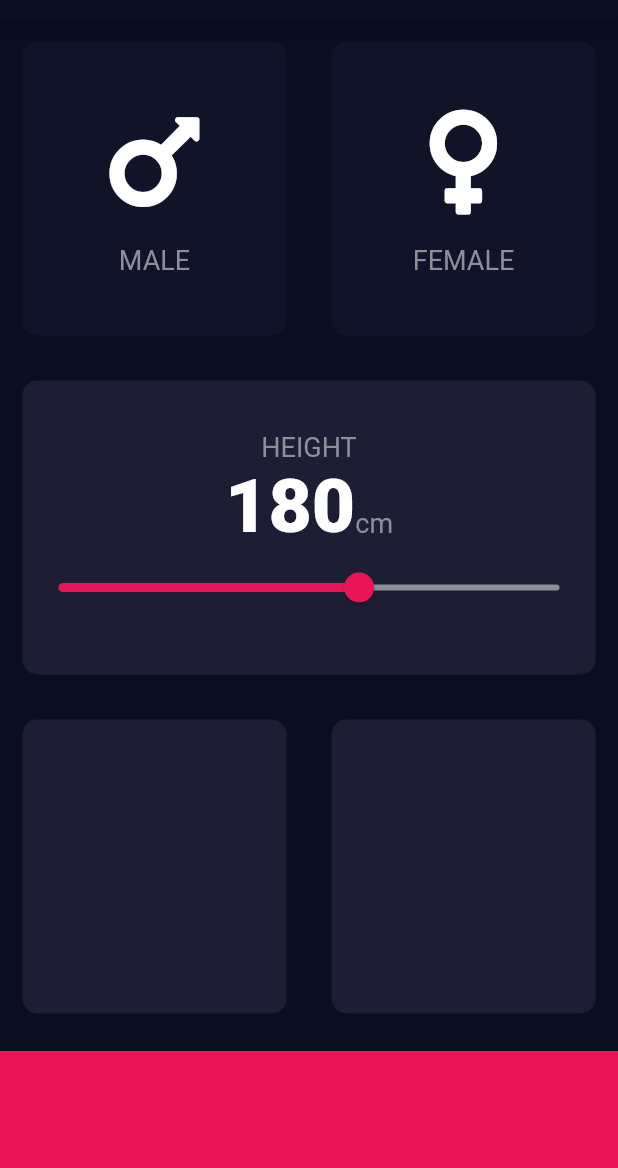
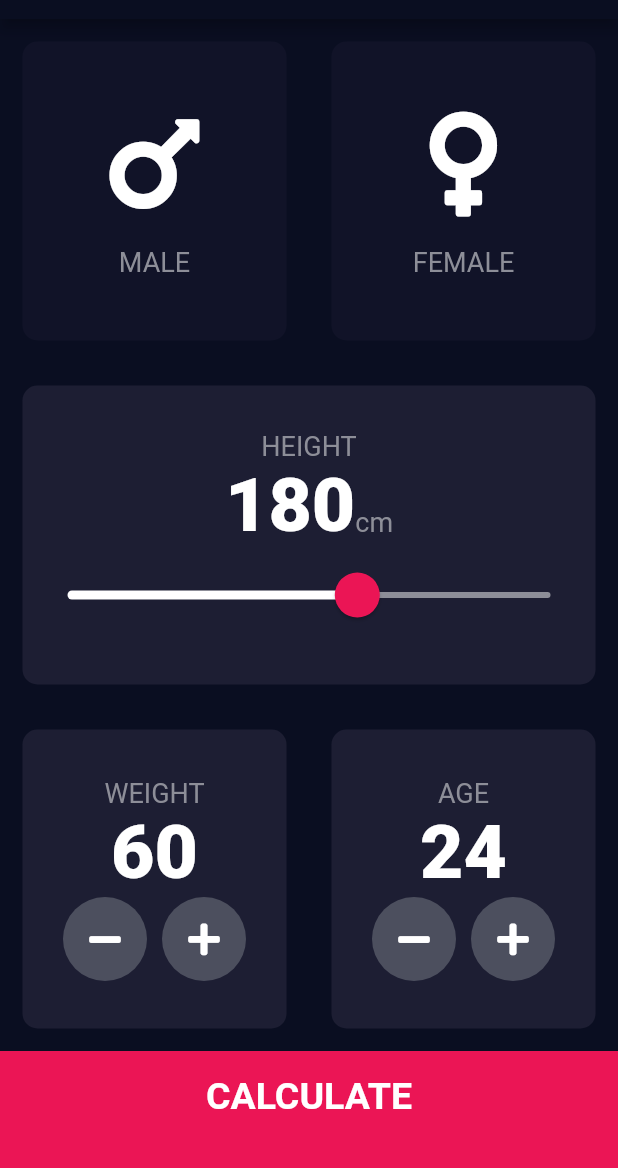
Before and after one commit to TrentonB33/FlutterProjects, a Flutter app: the screen it shows after launch, on a phone screen of 412 x 824 dp, the part 65-1233 px from its top. Run offline on Flutter 3.47's test engine with Material 2 defaults, Android fonts, the light colour scheme and no system bars; our stand-ins replace audioplayers, font_awesome_flutter, rflutter_alert.

Commit message:
Finished the BMI app!

```diff
--- /dev/null
+++ b/AppBreweryChallenges/bmi-calculator-flutter/lib/calculator_brain.dart
@@ -0,0 +1,35 @@
+import 'dart:math';
+
+class CalculatorBrain {
+  CalculatorBrain({this.weight, this.height});
+
+  final int height;
+  final int weight;
+
+  double _bmi;
+
+  String calculateBMI() {
+    _bmi = weight / pow(height / 100, 2);
+    return _bmi.toStringAsFixed(1);
+  }
+
+  String getResult() {
+    if (_bmi >= 25) {
+      return 'Overweight';
+    } else if (_bmi > 18.5) {
+      return 'Normal';
+    } else {
+      return 'Underweight';
+    }
+  }
+
+  String getInterpretation() {
+    if (_bmi >= 25) {
+      return 'You\'re a little poofy! Trying laying off the poof fuel.';
+    } else if (_bmi > 18.5) {
+      return 'Naaaa, you good home dog. Go drink some water.';
+    } else {
+      return 'What\'cha waiting for, an invitation? Go grab a burger or somethin\'';
+    }
+  }
+}
--- /dev/null
+++ b/AppBreweryChallenges/bmi-calculator-flutter/lib/components/adjustable_number_with_label.dart
@@ -0,0 +1,68 @@
+import 'package:flutter/material.dart';
+import '../constants.dart';
+import 'package:font_awesome_flutter/font_awesome_flutter.dart';
+
+class AdjustableNumberWithLabel extends StatelessWidget {
+  AdjustableNumberWithLabel(
+      {this.label, this.toShow, this.decrementAction, this.incrementAction});
+
+  final Function incrementAction;
+  final Function decrementAction;
+  final String label;
+  final int toShow;
+
+  @override
+  Widget build(BuildContext context) {
+    return Column(
+      mainAxisAlignment: MainAxisAlignment.center,
+      children: <Widget>[
+        Text(
+          label,
+          style: kLabelStyle,
+        ),
+        Text(
+          toShow.toString(),
+          style: kNumberStyle,
+        ),
+        Row(
+          mainAxisAlignment: MainAxisAlignment.center,
+          children: <Widget>[
+            RoundIconButton(
+              icon: FontAwesomeIcons.minus,
+              onPressed: decrementAction,
+            ),
+            SizedBox(
+              width: 10,
+            ),
+            RoundIconButton(
+              icon: FontAwesomeIcons.plus,
+              onPressed: incrementAction,
+            ),
+          ],
+        ),
+      ],
+    );
+  }
+}
+
+class RoundIconButton extends StatelessWidget {
+  RoundIconButton({@required this.icon, @required this.onPressed});
+
+  final IconData icon;
+  final Function onPressed;
+
+  @override
+  Widget build(BuildContext context) {
+    return RawMaterialButton(
+      child: Icon(icon),
+      onPressed: onPressed,
+      elevation: 0.0,
+      shape: CircleBorder(),
+      fillColor: Color(0xFF4C4F5E),
+      constraints: BoxConstraints.tightFor(
+        width: 56.0,
+        height: 56.0,
+      ),
+    );
+  }
+}
--- /dev/null
+++ b/AppBreweryChallenges/bmi-calculator-flutter/lib/components/bottom_button.dart
@@ -0,0 +1,28 @@
+import 'package:flutter/material.dart';
+import 'package:bmi_calculator/constants.dart';
+
+class BottomButton extends StatelessWidget {
+  const BottomButton({this.label, this.onTap});
+
+  final Function onTap;
+  final String label;
+
+  @override
+  Widget build(BuildContext context) {
+    return GestureDetector(
+      onTap: onTap,
+      child: Container(
+        child: Center(
+          child: Text(
+            label,
+            style: kLargeButtonTextStyle,
+          ),
+        ),
+        color: kBottomContainerColor,
+        padding: EdgeInsets.only(bottom: 20.0),
+        width: double.infinity,
+        height: kBottomContainerHeight,
+      ),
+    );
+  }
+}
--- a/AppBreweryChallenges/bmi-calculator-flutter/lib/gender_selection.dart
+++ b/AppBreweryChallenges/bmi-calculator-flutter/lib/components/gender_selection.dart
@@ -1,6 +1,6 @@
 import 'package:flutter/material.dart';
 import 'package:flutter/rendering.dart';
-import 'constants.dart';
+import '../constants.dart';
 
 class GenderSelection extends StatelessWidget {
   GenderSelection({this.genderIcon, this.textToDisplay});
--- a/AppBreweryChallenges/bmi-calculator-flutter/lib/constants.dart
+++ b/AppBreweryChallenges/bmi-calculator-flutter/lib/constants.dart
@@ -20,3 +20,34 @@ const kNumberStyle = TextStyle(
   fontSize: 50.0,
   fontWeight: FontWeight.w900,
 );
+
+const kLargeButtonTextStyle = TextStyle(
+  fontSize: 25.0,
+  fontWeight: FontWeight.bold,
+);
+
+const kResultsHeaderTextStyle = TextStyle(
+  fontSize: 52.0,
+  fontWeight: FontWeight.bold,
+);
+
+const kResultsWeightClassificationTextStyle = TextStyle(
+  fontSize: 24.0,
+  fontWeight: FontWeight.bold,
+  color: Color(0xFF24D876),
+);
+
+const kResultsBMINumberTextStyle = TextStyle(
+  fontSize: 100.0,
+  fontWeight: FontWeight.bold,
+);
+
+const kResultsBodyTextStyle = TextStyle(
+  fontSize: 24.0,
+  color: Color(0xFF8D8E98),
+);
+
+//Slider Colors
+const Color kInactiveTrackColor = Color(0xFF8D8E98);
+const Color kThumbColor = Color(0xFFEB1555);
+const Color overlayColor = Color(0x29EB1555);
--- a/AppBreweryChallenges/bmi-calculator-flutter/lib/main.dart
+++ b/AppBreweryChallenges/bmi-calculator-flutter/lib/main.dart
@@ -1,5 +1,6 @@
 import 'package:flutter/material.dart';
-import 'input_page.dart';
+import 'screens/input_page.dart';
+import 'screens/results_page.dart';
 
 void main() => runApp(BMICalculator());
 
@@ -8,11 +9,15 @@ class BMICalculator extends StatelessWidget {
   Widget build(BuildContext context) {
     final backgroundColor = 0xFF0A0E21;
     return MaterialApp(
-      home: InputPage(),
+      initialRoute: '/',
       theme: ThemeData.dark().copyWith(
         primaryColor: Color(backgroundColor),
         scaffoldBackgroundColor: Color(backgroundColor),
       ),
+      routes: {
+        '/': (context) => InputPage(),
+        '/results': (context) => ResultsPage(),
+      },
     );
   }
 }
--- a/AppBreweryChallenges/bmi-calculator-flutter/lib/calculator_input_section.dart
+++ b/AppBreweryChallenges/bmi-calculator-flutter/lib/screens/calculator_input_section.dart
@@ -1,8 +1,13 @@
+import 'package:bmi_calculator/components/bottom_button.dart';
+import 'package:bmi_calculator/screens/results_page.dart';
+import 'package:flutter/cupertino.dart';
 import 'package:flutter/material.dart';
-import 'reusable_card.dart';
+import '../components/reusable_card.dart';
 import 'package:font_awesome_flutter/font_awesome_flutter.dart';
-import 'gender_selection.dart';
-import 'constants.dart';
+import '../components/gender_selection.dart';
+import '../constants.dart';
+import '../components/adjustable_number_with_label.dart';
+import 'package:bmi_calculator/calculator_brain.dart';
 
 class calculator_input_section extends StatefulWidget {
   @override
@@ -15,6 +20,8 @@ class _calculator_input_sectionState extends State<calculator_input_section> {
   Color femaleCardColor = kInactiveCardColor;
 
   int height = 180;
+  int weight = 60;
+  int age = 24;
 
   //1 --> Male
   //2 --> Female
@@ -90,13 +97,18 @@ class _calculator_input_sectionState extends State<calculator_input_section> {
                   ],
                 ),
                 SliderTheme(
-                  data: SliderThemeData(),
+                  data: SliderTheme.of(context).copyWith(
+                    activeTrackColor: Colors.white,
+                    inactiveTrackColor: kInactiveTrackColor,
+                    thumbColor: kThumbColor,
+                    thumbShape: RoundSliderThumbShape(enabledThumbRadius: 15.0),
+                    overlayShape: RoundSliderOverlayShape(overlayRadius: 30.0),
+                    overlayColor: overlayColor,
+                  ),
                   child: Slider(
                     value: height.toDouble(),
                     min: kMinHeight,
                     max: kMaxHeight,
-                    activeColor: Color(0xFFEB1555),
-                    inactiveColor: Color(0xFF8D8E98),
                     onChanged: (double newHeight) {
                       setState(() {
                         height = newHeight.round();
@@ -114,22 +126,59 @@ class _calculator_input_sectionState extends State<calculator_input_section> {
               Expanded(
                 child: ReusableCard(
                   color: kActiveCardColor,
+                  cardChild: AdjustableNumberWithLabel(
+                    label: 'WEIGHT',
+                    toShow: weight,
+                    decrementAction: () {
+                      setState(() {
+                        weight--;
+                      });
+                    },
+                    incrementAction: () {
+                      setState(() {
+                        weight++;
+                      });
+                    },
+                  ),
                 ),
               ),
               Expanded(
                 child: ReusableCard(
                   color: kActiveCardColor,
+                  cardChild: AdjustableNumberWithLabel(
+                    label: 'AGE',
+                    toShow: age,
+                    decrementAction: () {
+                      setState(() {
+                        age--;
+                      });
+                    },
+                    incrementAction: () {
+                      setState(() {
+                        age++;
+                      });
+                    },
+                  ),
                 ),
               ),
             ],
           ),
         ),
-        Container(
-          color: kBottomContainerColor,
-          margin: EdgeInsets.only(top: 10.0),
-          width: double.infinity,
-          height: kBottomContainerHeight,
-        ),
+        BottomButton(
+          label: 'CALCULATE',
+          onTap: () {
+            CalculatorBrain calc = CalculatorBrain(
+              weight: weight,
+              height: height,
+            );
+
+            Navigator.pushNamed(context, '/results',
+                arguments: ResultsScreenArgs(
+                    bmiResult: calc.calculateBMI(),
+                    bmiInterpretation: calc.getInterpretation(),
+                    bmiResultText: calc.getResult()));
+          },
+        )
       ],
     );
   }
```
Also changed, not shown: AppBreweryChallenges/bmi-calculator-flutter/lib/screens/results_page.dart (added, +77 -0 lines), AppBreweryChallenges/bmi-calculator-flutter/lib/components/reusable_card.dart (renamed from AppBreweryChallenges/bmi-calculator-flutter/lib/reusable_card.dart), AppBreweryChallenges/bmi-calculator-flutter/lib/screens/input_page.dart (renamed from AppBreweryChallenges/bmi-calculator-flutter/lib/input_page.dart), 1 other file.
